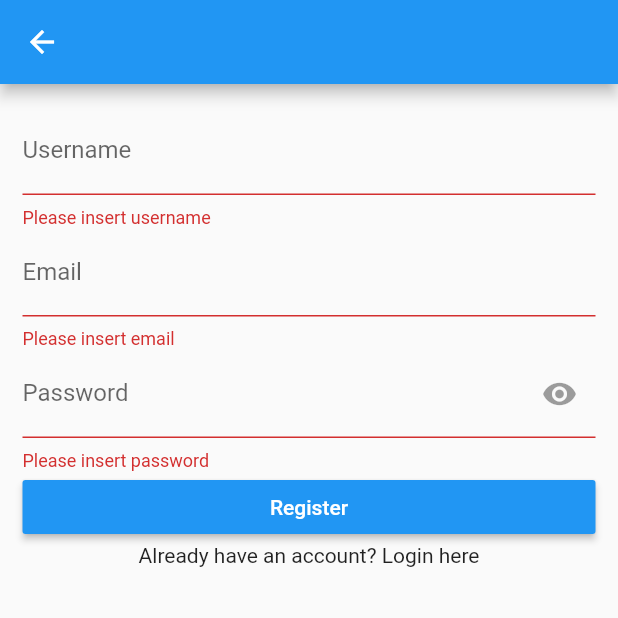
After one commit to muhammadfandu/flutter-news-app, a Flutter app: the Register screen opened directly, after a tap on "Register", on a phone screen of 412 x 824 dp, the top half of it. The commit adds this screen. Run offline on Flutter 3.47's test engine with Material 2 defaults, Android fonts, the phone set to English and light mode, and no system bars; our stand-ins replace shared_preferences; accounts and stored records are empty.

Commit message:
register functionality

```diff
--- a/lib/main.dart
+++ b/lib/main.dart
@@ -3,6 +3,7 @@ import 'dart:convert';
 import 'package:flutter/material.dart';
 import 'package:http/http.dart' as http;
 import 'package:news_app/mainMenu.dart';
+import 'package:news_app/register.dart';
 import 'package:shared_preferences/shared_preferences.dart';
 
 void main() {
@@ -102,7 +103,7 @@ class _LoginState extends State<Login> {
         return Scaffold(
             appBar: AppBar(),
             body: Container(
-              padding: EdgeInsets.all(10.0),
+              padding: EdgeInsets.all(15.0),
               child: Form(
                 key: _key,
                 child: ListView(
@@ -110,13 +111,18 @@ class _LoginState extends State<Login> {
                     TextFormField(
                       validator: (e) {
                         if (e.isEmpty) {
-                          return "Please insert username";
+                          return "Please insert email";
                         }
                       },
                       onSaved: (e) => email = e,
                       decoration: InputDecoration(labelText: "Email"),
                     ),
                     TextFormField(
+                      validator: (e) {
+                        if (e.isEmpty) {
+                          return "Please insert password";
+                        }
+                      },
                       obscureText: _secureText,
                       onSaved: (e) => password = e,
                       decoration: InputDecoration(
@@ -137,6 +143,16 @@ class _LoginState extends State<Login> {
                         style: TextStyle(color: Colors.white),
                       ),
                       color: Colors.blue,
+                    ),
+                    InkWell(
+                      onTap: () {
+                        Navigator.of(context).push(MaterialPageRoute(
+                            builder: (context) => Register()));
+                      },
+                      child: Text(
+                        "Create New Account",
+                        textAlign: TextAlign.center,
+                      ),
                     )
                   ],
                 ),
--- /dev/null
+++ b/lib/register.dart
@@ -0,0 +1,136 @@
+import 'package:flutter/material.dart';
+import 'package:http/http.dart' as http;
+import 'dart:convert';
+
+class Register extends StatefulWidget {
+  @override
+  _RegisterState createState() => _RegisterState();
+}
+
+class _RegisterState extends State<Register> {
+  bool _secureText = true;
+  String username, email, password;
+  final _key = new GlobalKey<FormState>();
+
+  showHide() {
+    setState(() {
+      _secureText = !_secureText;
+    });
+  }
+
+  void check() {
+    final form = _key.currentState;
+    if (form.validate()) {
+      form.save();
+      register();
+    }
+  }
+
+  save() async {
+    final response = await http.post(
+        "http://192.168.18.193/app_news/register.php",
+        body: {"username": username, "email": email, "password": password});
+
+    final data = jsonDecode(response.body);
+    int value = data['value'];
+    String pesan = data['message'];
+
+    print(pesan);
+
+    if (value == 1) {
+      setState(() {
+        Navigator.pop(context);
+      });
+    } else {
+      print(pesan);
+    }
+  }
+
+  register() async {
+    final response = await http.post(
+        "http://192.168.18.193/app_news/register.php",
+        body: {"username": username, "email": email, "password": password});
+
+    final data = jsonDecode(response.body);
+    int value = data['value'];
+    String pesan = data['message'];
+
+    print(pesan);
+
+    if (value == 1) {
+      setState(() {
+        Navigator.pop(context);
+      });
+    } else {
+      print(pesan);
+    }
+  }
+
+  @override
+  Widget build(BuildContext context) {
+    return Scaffold(
+        appBar: AppBar(),
+        body: Form(
+          key: _key,
+          child: ListView(
+            padding: EdgeInsets.all(15),
+            children: <Widget>[
+              TextFormField(
+                validator: (e) {
+                  if (e.isEmpty) {
+                    return "Please insert username";
+                  }
+                },
+                onSaved: (e) => username = e,
+                decoration: InputDecoration(labelText: "Username"),
+              ),
+              TextFormField(
+                validator: (e) {
+                  if (e.isEmpty) {
+                    return "Please insert email";
+                  }
+                },
+                onSaved: (e) => email = e,
+                decoration: InputDecoration(labelText: "Email"),
+              ),
+              TextFormField(
+                validator: (e) {
+                  if (e.isEmpty) {
+                    return "Please insert password";
+                  }
+                },
+                obscureText: _secureText,
+                onSaved: (e) => password = e,
+                decoration: InputDecoration(
+                    labelText: "Password",
+                    suffixIcon: IconButton(
+                      onPressed: showHide(),
+                      icon: Icon(_secureText
+                          ? Icons.visibility_off
+                          : Icons.visibility),
+                    )),
+              ),
+              MaterialButton(
+                onPressed: () {
+                  check();
+                },
+                child: Text(
+                  "Register",
+                  style: TextStyle(color: Colors.white),
+                ),
+                color: Colors.blue,
+              ),
+              InkWell(
+                onTap: () {
+                  Navigator.pop(context);
+                },
+                child: Text(
+                  "Already have an account? Login here",
+                  textAlign: TextAlign.center,
+                ),
+              )
+            ],
+          ),
+        ));
+  }
+}
```
